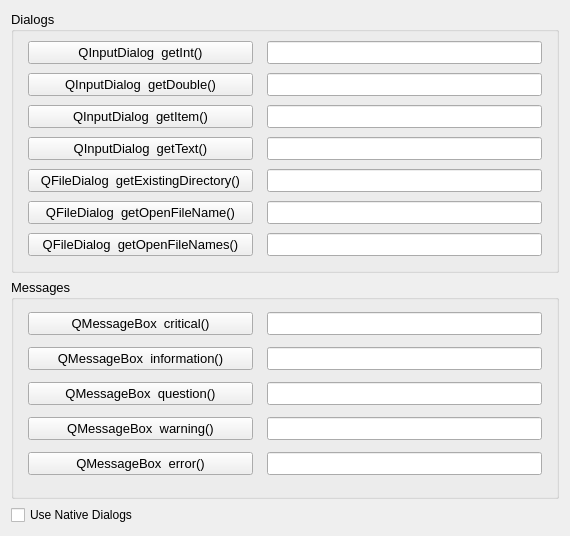
First picture: the form in forms/dialogs.ui, repository copperspice/kitchensink, before the edit.
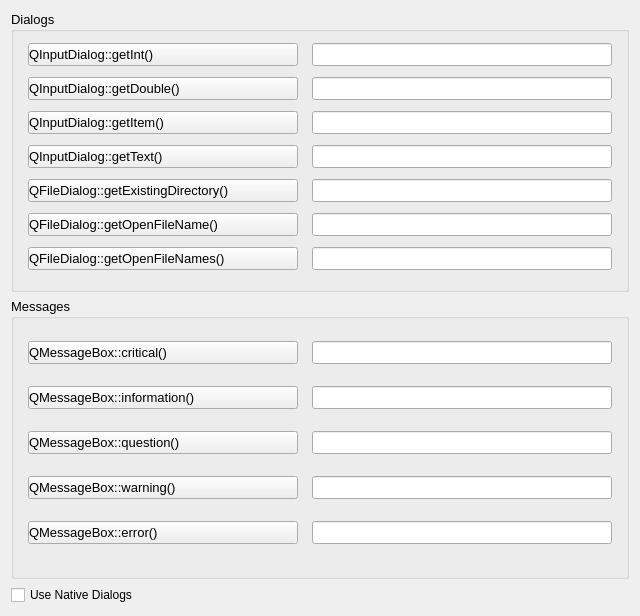
Second picture: the form after the edit.

Commit message: Adjust Dialog UI

```diff
--- a/forms/dialogs.ui
+++ b/forms/dialogs.ui
@@ -6,8 +6,8 @@
    <rect>
     <x>0</x>
     <y>0</y>
-    <width>564</width>
-    <height>536</height>
+    <width>612</width>
+    <height>616</height>
    </rect>
   </property>
   <property name="windowTitle">
@@ -50,8 +50,11 @@
           <pointsize>10</pointsize>
          </font>
         </property>
+        <property name="styleSheet">
+         <string notr="true">Text-align:left</string>
+        </property>
         <property name="text">
-         <string>QInputDialog  getInt()</string>
+         <string>QInputDialog::getInt()</string>
         </property>
        </widget>
       </item>
@@ -59,7 +62,7 @@
        <widget class="QLineEdit" name="integer_lineEdit">
         <property name="minimumSize">
          <size>
-          <width>275</width>
+          <width>300</width>
           <height>0</height>
          </size>
         </property>
@@ -72,8 +75,11 @@
           <pointsize>10</pointsize>
          </font>
         </property>
+        <property name="styleSheet">
+         <string notr="true">Text-align:left</string>
+        </property>
         <property name="text">
-         <string>QInputDialog  getDouble()</string>
+         <string>QInputDialog::getDouble()</string>
         </property>
        </widget>
       </item>
@@ -87,8 +93,11 @@
           <pointsize>10</pointsize>
          </font>
         </property>
+        <property name="styleSheet">
+         <string notr="true">Text-align:left</string>
+        </property>
         <property name="text">
-         <string>QInputDialog  getItem()</string>
+         <string>QInputDialog::getItem()</string>
         </property>
        </widget>
       </item>
@@ -102,8 +111,11 @@
           <pointsize>10</pointsize>
          </font>
         </property>
+        <property name="styleSheet">
+         <string notr="true">Text-align:left</string>
+        </property>
         <property name="text">
-         <string>QInputDialog  getText()</string>
+         <string>QInputDialog::getText()</string>
         </property>
        </widget>
       </item>
@@ -117,8 +129,11 @@
           <pointsize>10</pointsize>
          </font>
         </property>
+        <property name="styleSheet">
+         <string notr="true">Text-align:left</string>
+        </property>
         <property name="text">
-         <string>QFileDialog  getExistingDirectory()</string>
+         <string>QFileDialog::getExistingDirectory()</string>
         </property>
        </widget>
       </item>
@@ -129,8 +144,11 @@
           <pointsize>10</pointsize>
          </font>
         </property>
+        <property name="styleSheet">
+         <string notr="true">Text-align:left</string>
+        </property>
         <property name="text">
-         <string>QFileDialog  getOpenFileName()</string>
+         <string>QFileDialog::getOpenFileName()</string>
         </property>
        </widget>
       </item>
@@ -138,7 +156,7 @@
        <widget class="QPushButton" name="openFiles_pushButton">
         <property name="minimumSize">
          <size>
-          <width>225</width>
+          <width>270</width>
           <height>0</height>
          </size>
         </property>
@@ -147,8 +165,11 @@
           <pointsize>10</pointsize>
          </font>
         </property>
+        <property name="styleSheet">
+         <string notr="true">Text-align:left</string>
+        </property>
         <property name="text">
-         <string>QFileDialog  getOpenFileNames()</string>
+         <string>QFileDialog::getOpenFileNames()</string>
         </property>
        </widget>
       </item>
@@ -216,8 +237,11 @@
           <pointsize>10</pointsize>
          </font>
         </property>
+        <property name="styleSheet">
+         <string notr="true">Text-align:left</string>
+        </property>
         <property name="text">
-         <string>QMessageBox  error()</string>
+         <string>QMessageBox::error()</string>
         </property>
        </widget>
       </item>
@@ -228,8 +252,11 @@
           <pointsize>10</pointsize>
          </font>
         </property>
+        <property name="styleSheet">
+         <string notr="true">Text-align:left</string>
+        </property>
         <property name="text">
-         <string>QMessageBox  information()</string>
+         <string>QMessageBox::information()</string>
         </property>
        </widget>
       </item>
@@ -237,7 +264,7 @@
        <widget class="QLineEdit" name="critical_lineEdit">
         <property name="minimumSize">
          <size>
-          <width>275</width>
+          <width>300</width>
           <height>0</height>
          </size>
         </property>
@@ -250,8 +277,11 @@
           <pointsize>10</pointsize>
          </font>
         </property>
+        <property name="styleSheet">
+         <string notr="true">Text-align:left</string>
+        </property>
         <property name="text">
-         <string>QMessageBox  question()</string>
+         <string>QMessageBox::question()</string>
         </property>
        </widget>
       </item>
@@ -267,13 +297,22 @@
       </item>
       <item row="0" column="0">
        <widget class="QPushButton" name="critical_pushButton">
+        <property name="minimumSize">
+         <size>
+          <width>270</width>
+          <height>0</height>
+         </size>
+        </property>
         <property name="font">
          <font>
           <pointsize>10</pointsize>
          </font>
         </property>
+        <property name="styleSheet">
+         <string notr="true">Text-align:left</string>
+        </property>
         <property name="text">
-         <string>QMessageBox  critical()</string>
+         <string>QMessageBox::critical()</string>
         </property>
        </widget>
       </item>
@@ -287,8 +326,11 @@
           <pointsize>10</pointsize>
          </font>
         </property>
+        <property name="styleSheet">
+         <string notr="true">Text-align:left</string>
+        </property>
         <property name="text">
-         <string>QMessageBox  warning()</string>
+         <string>QMessageBox::warning()</string>
         </property>
        </widget>
       </item>
```
